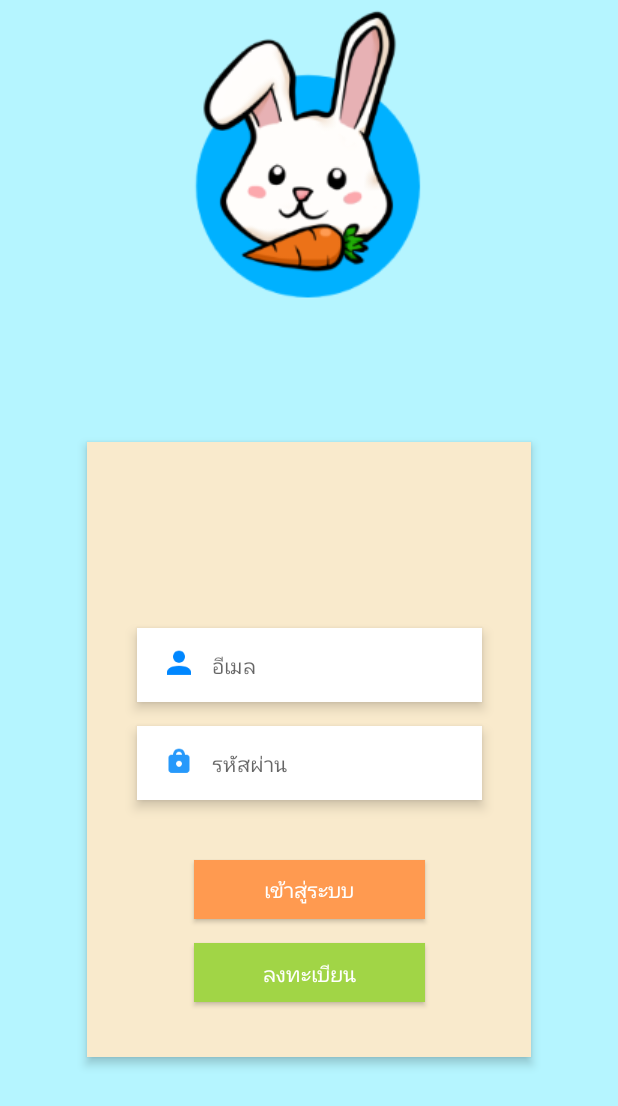
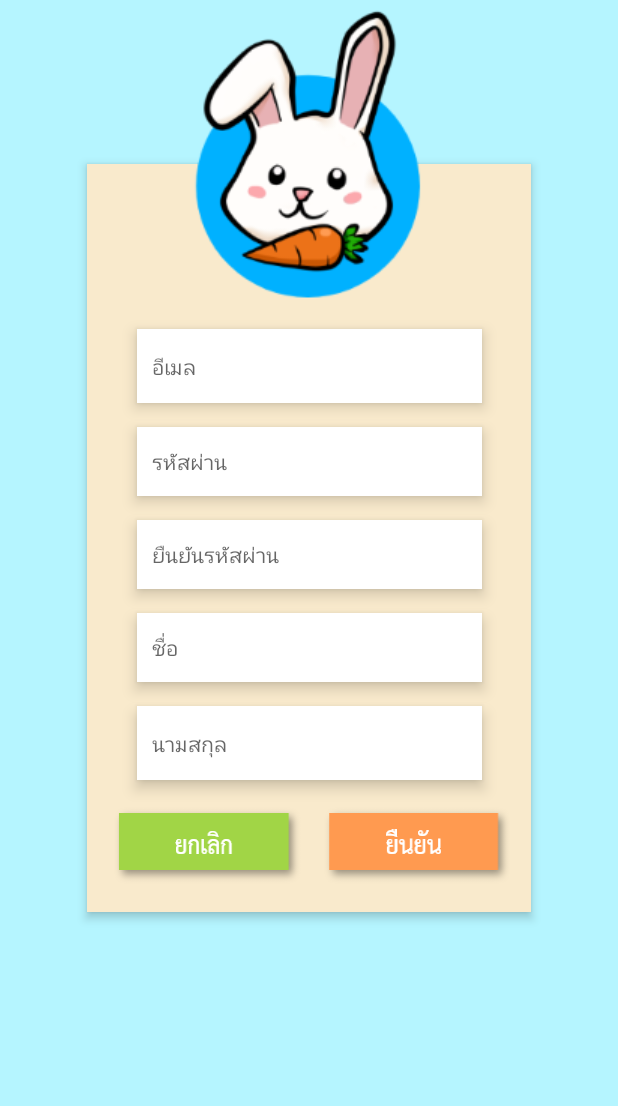
Before and after one commit to Dragonfly161518/dper, an Android app: the screen it shows after launch (SignInActivity before the commit, SignUpActivity after it), after a tap on "ลงทะเบียน", on a phone screen of 412 x 824 dp. Shown: the top 1106 px of the screen. Run offline under Robolectric (Android 15) with nearby library versions, the light colour scheme and no system bars; our stand-ins replace Firebase (no records; nobody signed in at launch, a user with empty details on screens opened directly).

Commit message:
add sign up form and activity

```diff
--- a/app/build.gradle
+++ b/app/build.gradle
@@ -24,6 +24,7 @@ dependencies {
     implementation 'com.google.firebase:firebase-firestore:16.0.0'
     implementation fileTree(dir: 'libs', include: ['*.jar'])
     implementation 'com.android.support:appcompat-v7:28.0.0'
+    implementation 'com.android.support:design:28.0.0'
     implementation 'com.android.support.constraint:constraint-layout:1.1.3'
     testImplementation 'junit:junit:4.12'
     androidTestImplementation 'com.android.support.test:runner:1.0.2'
--- a/app/src/main/AndroidManifest.xml
+++ b/app/src/main/AndroidManifest.xml
@@ -19,6 +19,7 @@
             </intent-filter>
         </activity>
         <activity android:name=".MainActivity"></activity>
+        <activity android:name=".SignUpActivity"></activity>
     </application>
 
 </manifest>
--- a/app/src/main/java/com/pornattapat/dper/SignInActivity.java
+++ b/app/src/main/java/com/pornattapat/dper/SignInActivity.java
@@ -81,7 +81,7 @@ public class SignInActivity extends AppCompatActivity {
                 });
     }
     public void onClickSignUp(View view) {
-        Intent intent = new Intent(getApplicationContext(),SignUp.class);
+        Intent intent = new Intent(getApplicationContext(),SignUpActivity.class);
         startActivity(intent);
     }
 }
--- a/app/src/main/java/com/pornattapat/dper/SignUp.java
+++ /dev/null
@@ -1,38 +0,0 @@
-package com.pornattapat.dper;
-
-import android.content.Intent;
-import android.os.Bundle;
-import android.support.annotation.NonNull;
-import android.support.annotation.Nullable;
-import android.support.v7.app.AppCompatActivity;
-
-import com.google.firebase.auth.FirebaseAuth;
-import com.google.firebase.auth.FirebaseUser;
-
-public class SignUp extends AppCompatActivity {
-
-    private FirebaseAuth mAuth;
-    private FirebaseAuth.AuthStateListener mAuthListener;
-
-    @Override
-    protected void onCreate(@Nullable Bundle savedInstanceState) {
-        super.onCreate(savedInstanceState);
-    }
-
-    @Override
-    protected void onStart() {
-        super.onStart();
-        mAuthListener = new FirebaseAuth.AuthStateListener() {
-            @Override
-            public void onAuthStateChanged(@NonNull FirebaseAuth firebaseAuth) {
-                FirebaseUser user = firebaseAuth.getCurrentUser();
-                if (user != null) {
-                    startActivity(new Intent(getApplicationContext(), MainActivity.class));
-                } else {
-                    // User is signed out
-
-                }
-            }
-        };
-    }
-}
--- /dev/null
+++ b/app/src/main/java/com/pornattapat/dper/SignUpActivity.java
@@ -0,0 +1,117 @@
+package com.pornattapat.dper;
+
+import android.content.Intent;
+import android.os.Bundle;
+import android.support.annotation.NonNull;
+import android.support.annotation.Nullable;
+import android.support.v7.app.AppCompatActivity;
+import android.view.View;
+import android.widget.EditText;
+import android.widget.Toast;
+
+import com.google.android.gms.tasks.OnCompleteListener;
+import com.google.android.gms.tasks.OnFailureListener;
+import com.google.android.gms.tasks.OnSuccessListener;
+import com.google.android.gms.tasks.Task;
+import com.google.firebase.auth.AuthResult;
+import com.google.firebase.auth.FirebaseAuth;
+import com.google.firebase.auth.FirebaseUser;
+import com.google.firebase.firestore.DocumentReference;
+import com.google.firebase.firestore.FirebaseFirestore;
+
+import java.util.HashMap;
+import java.util.Map;
+
+public class SignUpActivity extends AppCompatActivity {
+
+    private FirebaseAuth mAuth;
+    private FirebaseAuth.AuthStateListener mAuthListener;
+    private FirebaseFirestore db;
+    EditText signUpEmail,signUpPassword,signUpRePassword,signUpName,signUpSurName;
+    @Override
+    protected void onStart() {
+        super.onStart();
+        mAuth.addAuthStateListener(mAuthListener);
+    }
+
+    @Override
+    protected void onCreate(@Nullable Bundle savedInstanceState) {
+        super.onCreate(savedInstanceState);
+
+        setContentView(R.layout.activity_sign_up);
+
+        mAuth = FirebaseAuth.getInstance();
+        db = FirebaseFirestore.getInstance();
+
+        signUpEmail = findViewById(R.id.signUpEmail);
+        signUpPassword = findViewById(R.id.signUpPassword);
+        signUpRePassword = findViewById(R.id.signUpRePassword);
+        signUpName = findViewById(R.id.signUpName);
+        signUpSurName = findViewById(R.id.signUpSurName);
+
+        mAuthListener = new FirebaseAuth.AuthStateListener() {
+            @Override
+            public void onAuthStateChanged(@NonNull FirebaseAuth firebaseAuth) {
+                FirebaseUser user = firebaseAuth.getCurrentUser();
+                if (user != null) {
+                    startActivity(new Intent(getApplicationContext(), MainActivity.class));
+                } else {
+
+                }
+            }
+        };
+    }
+
+    public void onBackToSignIn(View view) {
+        finish();
+    }
+
+    public void onSignUpConfirm(View view) {
+        Toast.makeText(getApplicationContext(),"OK",Toast.LENGTH_SHORT).show();
+        final String email = signUpEmail.getText().toString();
+        final String password = signUpPassword.getText().toString();
+        final String name = signUpName.getText().toString();
+        final String repassword = signUpRePassword.getText().toString();
+        final String surname = signUpSurName.getText().toString();
+
+        mAuth.createUserWithEmailAndPassword(email, password)
+                .addOnCompleteListener(this, new OnCompleteListener<AuthResult>() {
+                    @Override
+                    public void onComplete(@NonNull Task<AuthResult> task) {
+                        if (task.isSuccessful()) {
+                            FirebaseUser user = mAuth.getCurrentUser();
+                            final Intent intent = new Intent(getApplicationContext(),MainActivity.class);
+
+                            final String UID = user.getUid();
+                            Map<String,Object> userMap = new HashMap<>();
+                            userMap.put("email",email);
+                            userMap.put("name",name);
+                            userMap.put("sur_name",surname);
+
+                            db.collection("users")
+                                    .document(UID)
+                                    .set(userMap)
+                                    .addOnSuccessListener(new OnSuccessListener<Void>() {
+                                        @Override
+                                        public void onSuccess(Void aVoid) {
+                                            startActivity(intent);
+                                        }
+                                    })
+                                    .addOnFailureListener(new OnFailureListener() {
+                                        @Override
+                                        public void onFailure(@NonNull Exception e) {
+                                            Toast.makeText(getApplicationContext(),
+                                                    "ข้อมูลของคุณ หรือระบบมีปัญหากรุณาติดต่อผู้พัฒนา",
+                                                    Toast.LENGTH_SHORT).show();
+                                        }
+                                    });
+                        } else {
+                            // If sign in fails, display a message to the user.
+                            Toast.makeText(getApplicationContext(), "สมัครสมาชิกไม่สำเร็จมีข้อผิดพลาด",
+                                    Toast.LENGTH_SHORT).show();
+                        }
+                    }
+                });
+    }
+
+}
--- /dev/null
+++ b/app/src/main/res/drawable/edit_text_normal.xml
@@ -0,0 +1,4 @@
+<?xml version="1.0" encoding="utf-8"?>
+<shape xmlns:android="http://schemas.android.com/apk/res/android">
+    <solid android:color="#FFF"></solid>
+</shape>
--- a/app/src/main/res/layout/activity_sign_in.xml
+++ b/app/src/main/res/layout/activity_sign_in.xml
@@ -72,7 +72,7 @@
             android:ems="10"
             android:outlineProvider="bounds"
             android:elevation="5dp"
-            android:textSize="14dp"
+            android:textSize="14sp"
             android:hint="รหัสผ่าน"
             android:inputType="textPassword"
             android:paddingLeft="50dp"
@@ -95,7 +95,7 @@
             android:hint="อีเมล"
             android:inputType="textEmailAddress"
             android:paddingLeft="50dp"
-            android:textSize="14dp"
+            android:textSize="14sp"
             app:layout_constraintEnd_toEndOf="parent"
             app:layout_constraintStart_toStartOf="parent"
             app:layout_constraintTop_toTopOf="parent" />
--- /dev/null
+++ b/app/src/main/res/layout/activity_sign_up.xml
@@ -0,0 +1,174 @@
+<?xml version="1.0" encoding="utf-8"?>
+<android.support.constraint.ConstraintLayout xmlns:android="http://schemas.android.com/apk/res/android"
+    xmlns:app="http://schemas.android.com/apk/res-auto"
+    xmlns:tools="http://schemas.android.com/tools"
+    android:layout_width="match_parent"
+    android:layout_height="match_parent"
+    tools:context=".SignInActivity"
+    android:background="#B5F5FF">
+
+    <ScrollView
+        android:layout_width="match_parent"
+        android:layout_height="match_parent">
+
+        <android.support.constraint.ConstraintLayout
+            android:layout_width="match_parent"
+            android:layout_height="wrap_content">
+
+
+            <android.support.constraint.ConstraintLayout
+                android:layout_width="296dp"
+                android:layout_height="wrap_content"
+                android:layout_marginStart="8dp"
+                android:layout_marginTop="109dp"
+                android:layout_marginEnd="8dp"
+                android:layout_marginBottom="32dp"
+                android:background="#F9EACC"
+                android:elevation="4dp"
+                app:layout_constraintBottom_toBottomOf="parent"
+                app:layout_constraintEnd_toEndOf="parent"
+                app:layout_constraintStart_toStartOf="parent"
+                app:layout_constraintTop_toTopOf="parent"
+                app:layout_constraintVertical_bias="0.72">
+
+                <Button
+                    android:id="@+id/btnBackToSignIn"
+                    android:layout_width="129dp"
+                    android:layout_height="wrap_content"
+                    android:layout_marginStart="16dp"
+                    android:layout_marginTop="16dp"
+                    android:layout_marginBottom="16dp"
+                    android:background="@drawable/cancel"
+                    android:onClick="onBackToSignIn"
+                    app:layout_constraintBottom_toBottomOf="parent"
+                    app:layout_constraintStart_toStartOf="parent"
+                    app:layout_constraintTop_toBottomOf="@+id/signUpSurName" />
+
+                <Button
+                    android:id="@+id/btnSignUp"
+                    android:layout_width="129dp"
+                    android:layout_height="wrap_content"
+                    android:layout_marginStart="8dp"
+                    android:layout_marginTop="16dp"
+                    android:layout_marginEnd="8dp"
+                    android:layout_marginBottom="16dp"
+                    android:background="@drawable/confirm"
+                    android:onClick="onSignUpConfirm"
+                    app:layout_constraintBottom_toBottomOf="parent"
+                    app:layout_constraintEnd_toEndOf="parent"
+                    app:layout_constraintStart_toEndOf="@+id/btnBackToSignIn"
+                    app:layout_constraintTop_toBottomOf="@+id/signUpSurName" />
+
+                <EditText
+                    android:id="@+id/signUpEmail"
+                    android:layout_width="230dp"
+                    android:layout_height="49dp"
+                    android:layout_marginStart="8dp"
+                    android:layout_marginTop="110dp"
+                    android:layout_marginEnd="8dp"
+                    android:background="@drawable/edit_text_normal"
+                    android:hint="อีเมล"
+                    android:textSize="14sp"
+                    android:padding="10dp"
+                    android:elevation="6dp"
+                    android:ems="10"
+                    android:inputType="textEmailAddress"
+                    app:layout_constraintEnd_toEndOf="parent"
+                    app:layout_constraintStart_toStartOf="parent"
+                    app:layout_constraintTop_toTopOf="parent" />
+
+                <EditText
+                    android:id="@+id/signUpPassword"
+                    android:layout_width="230dp"
+                    android:layout_height="46dp"
+                    android:layout_marginStart="8dp"
+                    android:layout_marginTop="16dp"
+                    android:layout_marginEnd="8dp"
+                    android:background="@drawable/edit_text_normal"
+                    android:elevation="6dp"
+                    android:ems="10"
+                    android:hint="รหัสผ่าน"
+                    android:inputType="textPassword"
+                    android:padding="10dp"
+                    android:textSize="14sp"
+                    app:layout_constraintEnd_toEndOf="parent"
+                    app:layout_constraintStart_toStartOf="parent"
+                    app:layout_constraintTop_toBottomOf="@+id/signUpEmail" />
+
+                <EditText
+                    android:id="@+id/signUpRePassword"
+                    android:layout_width="230dp"
+                    android:layout_height="46dp"
+                    android:layout_marginStart="8dp"
+                    android:layout_marginTop="16dp"
+                    android:layout_marginEnd="8dp"
+                    android:background="@drawable/edit_text_normal"
+                    android:ems="10"
+                    android:hint="ยืนยันรหัสผ่าน"
+                    android:textSize="14sp"
+                    android:padding="10dp"
+                    android:elevation="6dp"
+                    android:inputType="textPassword"
+                    app:layout_constraintEnd_toEndOf="parent"
+                    app:layout_constraintHorizontal_bias="0.507"
+                    app:layout_constraintStart_toStartOf="parent"
+                    app:layout_constraintTop_toBottomOf="@+id/signUpPassword" />
+
+                <EditText
+                    android:id="@+id/signUpName"
+                    android:layout_width="230dp"
+                    android:layout_height="46dp"
+                    android:layout_marginStart="8dp"
+                    android:layout_marginTop="16dp"
+                    android:layout_marginEnd="8dp"
+                    android:background="@drawable/edit_text_normal"
+                    android:ems="10"
+                    android:hint="ชื่อ"
+                    android:textSize="14sp"
+                    android:padding="10dp"
+                    android:elevation="6dp"
+                    android:inputType="textEmailAddress"
+                    app:layout_constraintEnd_toEndOf="parent"
+                    app:layout_constraintHorizontal_bias="0.507"
+                    app:layout_constraintStart_toStartOf="parent"
+                    app:layout_constraintTop_toBottomOf="@+id/signUpRePassword" />
+
+                <EditText
+                    android:id="@+id/signUpSurName"
+                    android:layout_width="230dp"
+                    android:layout_height="49dp"
+                    android:layout_marginStart="8dp"
+                    android:layout_marginTop="16dp"
+                    android:layout_marginEnd="8dp"
+                    android:background="@drawable/edit_text_normal"
+                    android:ems="10"
+                    android:hint="นามสกุล"
+                    android:textSize="14sp"
+                    android:padding="10dp"
+                    android:elevation="6dp"
+                    android:inputType="textEmailAddress"
+                    app:layout_constraintEnd_toEndOf="parent"
+                    app:layout_constraintHorizontal_bias="0.507"
+                    app:layout_constraintStart_toStartOf="parent"
+                    app:layout_constraintTop_toBottomOf="@+id/signUpName" />
+
+            </android.support.constraint.ConstraintLayout>
+
+            <ImageView
+                android:id="@+id/logo"
+                android:layout_width="207dp"
+                android:layout_height="207dp"
+                android:layout_marginStart="8dp"
+                android:layout_marginEnd="8dp"
+                android:elevation="12dp"
+                android:src="@drawable/shadow"
+                app:layout_constraintBottom_toBottomOf="parent"
+                app:layout_constraintEnd_toEndOf="parent"
+                app:layout_constraintHorizontal_bias="0.503"
+                app:layout_constraintStart_toStartOf="parent"
+                app:layout_constraintTop_toTopOf="parent"
+                app:layout_constraintVertical_bias="0.0" />
+
+        </android.support.constraint.ConstraintLayout>
+    </ScrollView>
+</android.support.constraint.ConstraintLayout>
```
Also changed, not shown: app/src/main/res/drawable-hdpi/cancel.png (added), app/src/main/res/drawable-hdpi/confirm.png (added), app/src/main/res/drawable-ldpi/cancel.png (added), app/src/main/res/drawable-ldpi/confirm.png (added), app/src/main/res/drawable-mdpi/cancel.png (added), app/src/main/res/drawable-mdpi/confirm.png (added), app/src/main/res/drawable-xhdpi/cancel.png (added), app/src/main/res/drawable-xhdpi/confirm.png (added).
